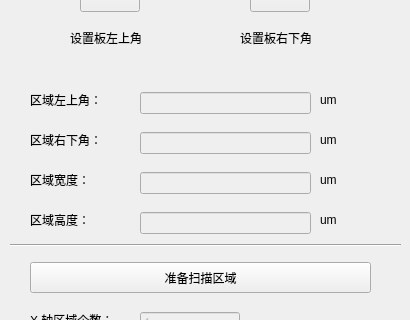
Before: the Qt Designer form VisionDetect/DLPTableCalibrationView.ui in chuandongxu/AOI, drawn with Qt 5; both pictures show x 0 to 410 and y 88 to 408 of the 410 by 950 pixel window.
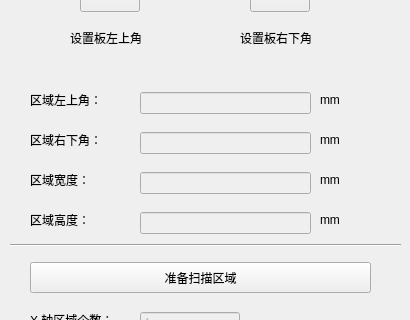
After: the same form once the commit is applied. Icons and pictures are not drawn.

```diff
--- a/VisionDetect/DLPTableCalibrationView.ui
+++ b/VisionDetect/DLPTableCalibrationView.ui
@@ -205,7 +205,7 @@
     </rect>
    </property>
    <property name="text">
-    <string>um</string>
+    <string>mm</string>
    </property>
   </widget>
   <widget class="QLabel" name="labelOverlapUnitUmX_2">
@@ -218,7 +218,7 @@
     </rect>
    </property>
    <property name="text">
-    <string>um</string>
+    <string>mm</string>
    </property>
   </widget>
   <widget class="QLabel" name="labelOverlapUnitUmX_3">
@@ -231,7 +231,7 @@
     </rect>
    </property>
    <property name="text">
-    <string>um</string>
+    <string>mm</string>
    </property>
   </widget>
   <widget class="QLabel" name="labelOverlapUnitUmX_4">
@@ -244,7 +244,7 @@
     </rect>
    </property>
    <property name="text">
-    <string>um</string>
+    <string>mm</string>
    </property>
   </widget>
   <widget class="QPushButton" name="btnPrepareScanImage">
```
